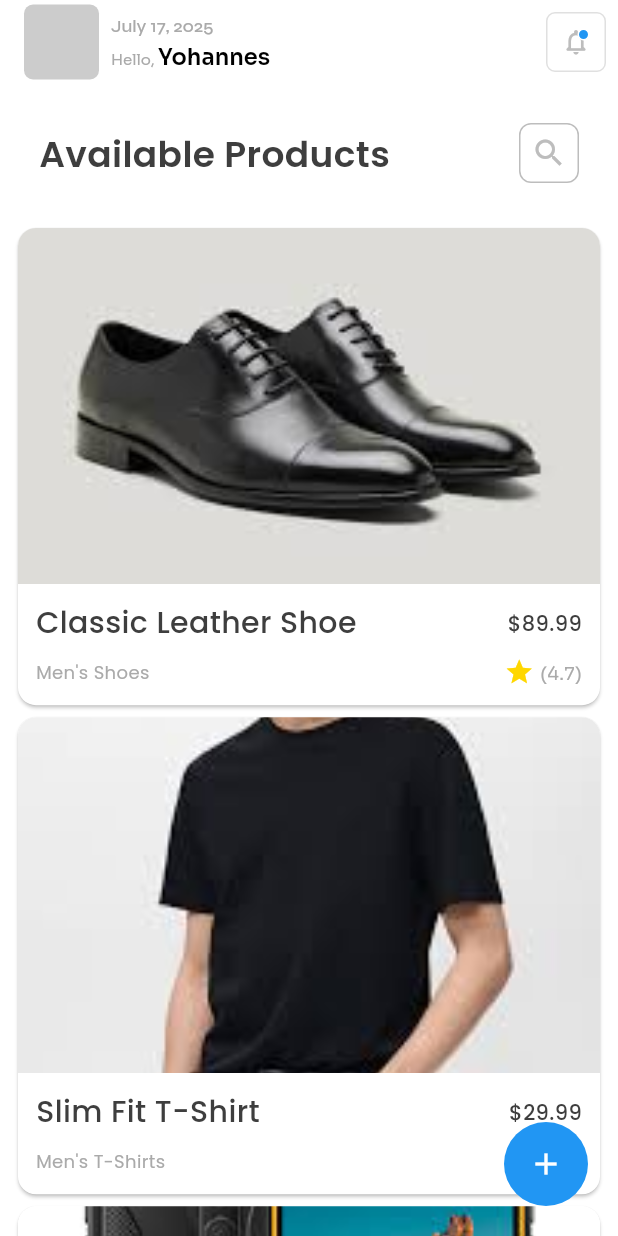
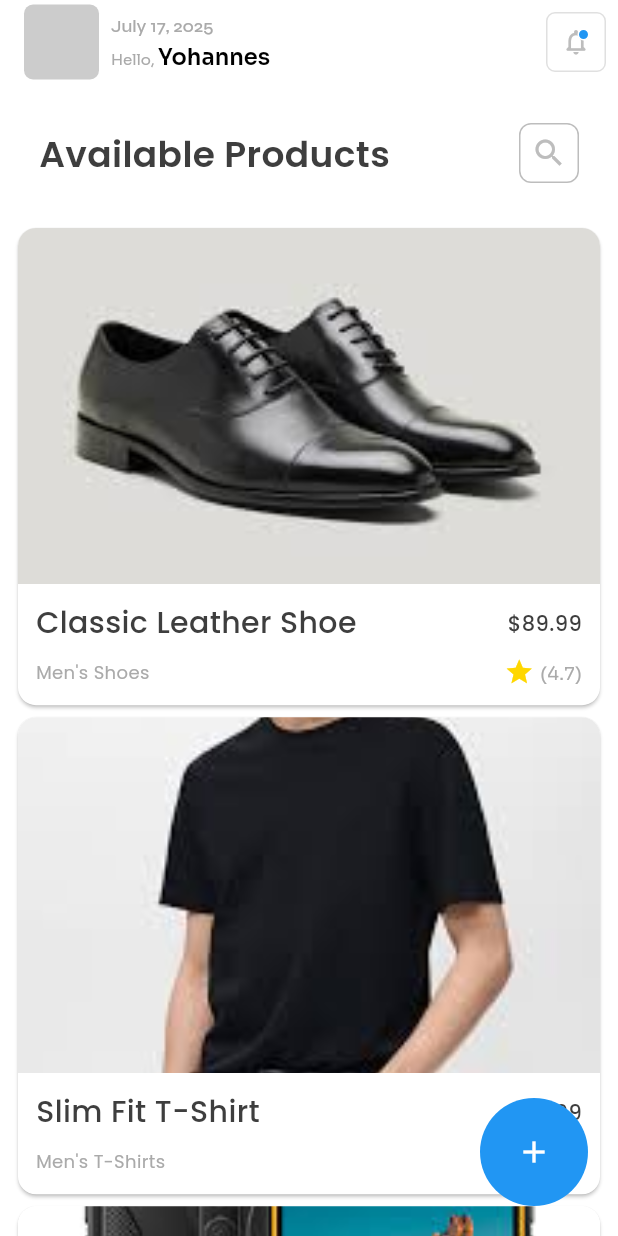
Before and after one commit to Depthabdre/2025-project-phase-mobile-tasks, a Flutter app: the screen it shows after launch, on a phone screen of 412 x 824 dp. Run offline on Flutter 3.47's test engine with Material 3 defaults, Android fonts, the phone set to English and light mode, and no system bars.

```diff
--- a/mobile/AbdrehimMisbah/ecommerce_ui_replication/lib/main.dart
+++ b/mobile/AbdrehimMisbah/ecommerce_ui_replication/lib/main.dart
@@ -285,8 +285,8 @@ class HomePage extends StatelessWidget {
             bottom: 20,
             right: 20,
             child: Container(
-              width: 56,
-              height: 56,
+              width: 72,
+              height: 72,
               decoration: BoxDecoration(
                 color: Colors.blue,
                 shape: BoxShape.circle,
```
